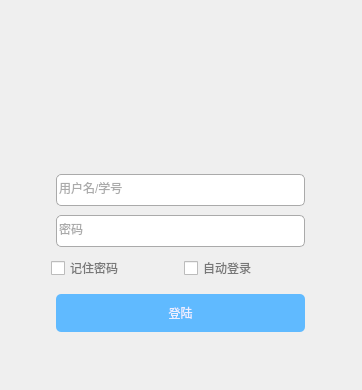
Old version of the form loginui.ui in the repository yexithu/TUNet-pc.
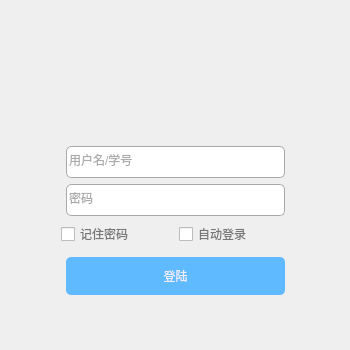
New version of the form. Icons and pictures are not drawn.

The edit to the form file:
```diff
--- a/loginui.ui
+++ b/loginui.ui
@@ -6,23 +6,30 @@
    <rect>
     <x>0</x>
     <y>0</y>
-    <width>362</width>
-    <height>390</height>
+    <width>350</width>
+    <height>350</height>
    </rect>
   </property>
   <property name="windowTitle">
    <string>LoginUi</string>
   </property>
-  <widget class="QWidget" name="verticalLayoutWidget">
+  <widget class="QWidget" name="layoutWidget">
    <property name="geometry">
     <rect>
-     <x>40</x>
-     <y>160</y>
-     <width>281</width>
-     <height>191</height>
+     <x>50</x>
+     <y>30</y>
+     <width>251</width>
+     <height>281</height>
     </rect>
    </property>
    <layout class="QVBoxLayout" name="verticalLayout">
+    <item>
+     <widget class="QWidget" name="logo" native="true">
+      <property name="styleSheet">
+       <string notr="true">border-image: url(:/pic/logo.jpg);</string>
+      </property>
+     </widget>
+    </item>
     <item>
      <widget class="QLineEdit" name="username">
       <property name="styleSheet">
```
